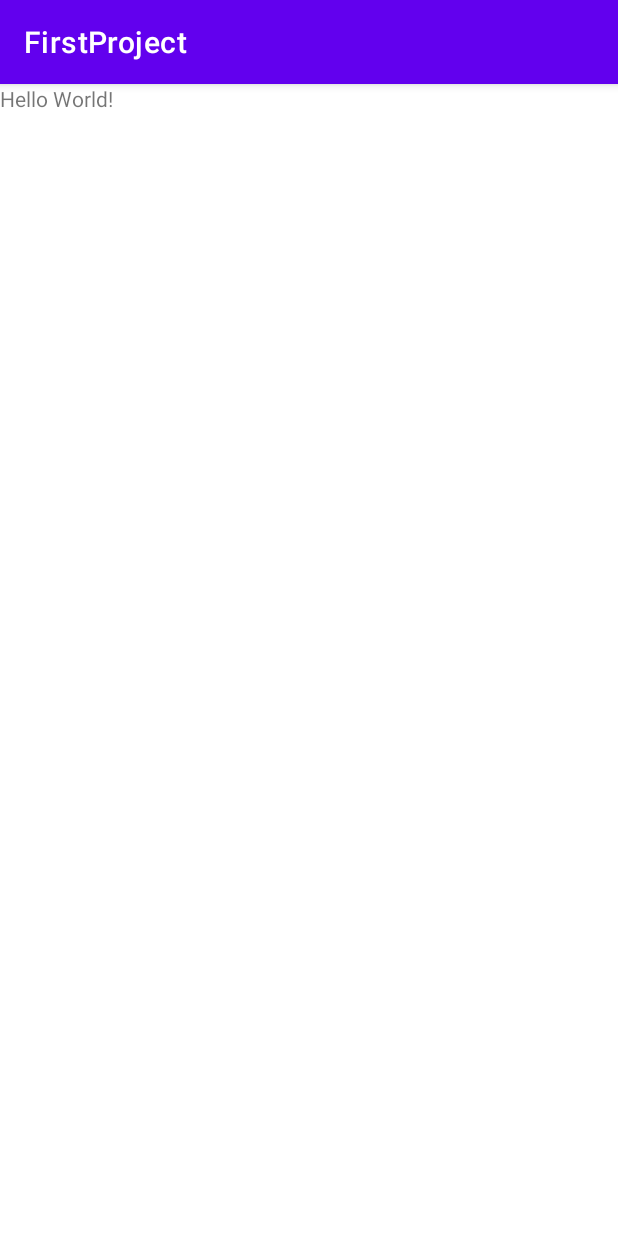
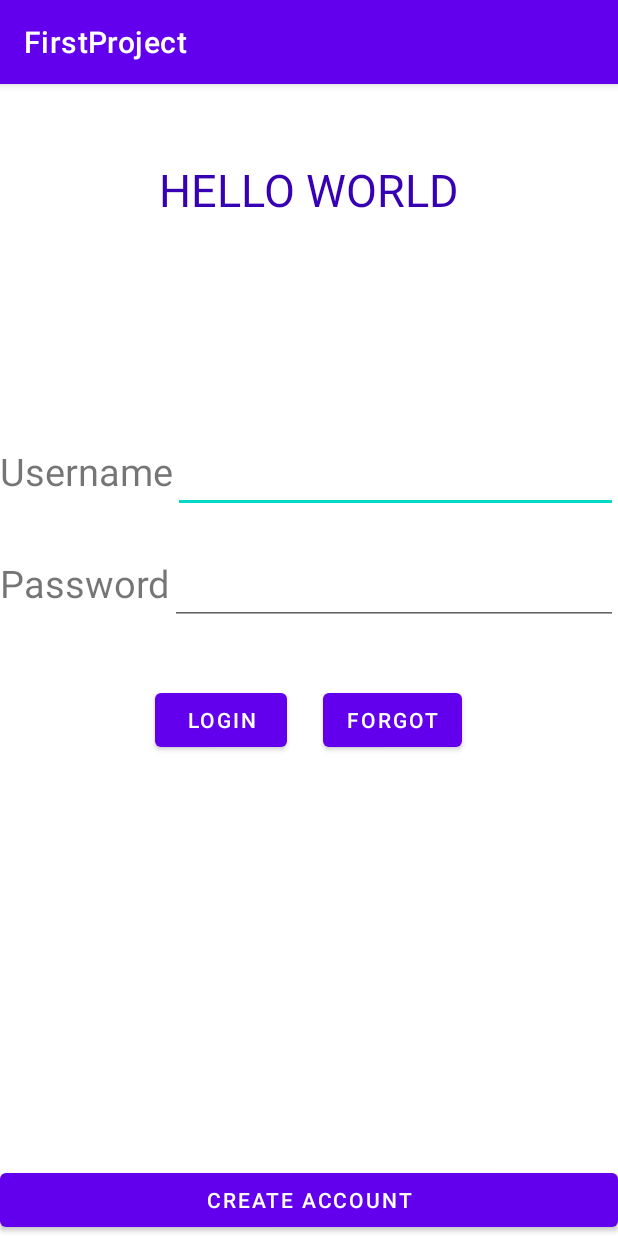
Before and after one commit to JKlenin357/first-project, an Android app: the screen it shows after launch (MainActivity), on a phone screen of 412 x 824 dp. Run offline under Robolectric (Android 15) with nearby library versions, the phone set to English and light mode, and no system bars.

Commit message:
login page done

```diff
--- a/app/src/main/res/layout/activity_main.xml
+++ b/app/src/main/res/layout/activity_main.xml
@@ -1,5 +1,6 @@
 <?xml version="1.0" encoding="utf-8"?>
-<RelativeLayout xmlns:android="http://schemas.android.com/apk/res/android"
+<RelativeLayout
+    xmlns:android="http://schemas.android.com/apk/res/android"
     xmlns:app="http://schemas.android.com/apk/res-auto"
     xmlns:tools="http://schemas.android.com/tools"
     android:layout_width="match_parent"
@@ -7,13 +8,72 @@
     tools:context=".MainActivity">
 
     <TextView
-
+        android:id="@+id/heading"
         android:layout_width="wrap_content"
         android:layout_height="wrap_content"
-        android:text="Hello World!"
-        app:layout_constraintBottom_toBottomOf="parent"
-        app:layout_constraintEnd_toEndOf="parent"
-        app:layout_constraintStart_toStartOf="parent"
-        app:layout_constraintTop_toTopOf="parent" />
+        android:text="HELLO WORLD"
+        android:layout_centerHorizontal="true"
+        android:layout_marginTop="50dp"
+        android:textSize="30sp"
+        android:textColor="@color/purple_700"/>
+    <TextView
+        android:id="@+id/Username_tv"
+        android:layout_width="wrap_content"
+        android:layout_height="wrap_content"
+        android:text="Username"
+        android:textSize="25sp"
+        android:layout_below="@id/heading"
+        android:layout_marginTop="150dp"/>
+    <EditText
+        android:id="@+id/Username_et"
+        android:layout_width="match_parent"
+        android:layout_height="wrap_content"
+        android:inputType="text"
+        android:textSize="25sp"
+        android:layout_toRightOf="@id/Username_tv"
+        android:layout_below="@id/heading"
+        android:layout_marginTop="150dp"
+        android:layout_alignBaseline="@id/Username_tv"/>
+    <TextView
+        android:id="@+id/Password_tv"
+        android:layout_width="wrap_content"
+        android:layout_height="wrap_content"
+        android:text="Password"
+        android:textSize="25sp"
+        android:layout_below="@id/Username_tv"
+        android:layout_marginTop="40dp"/>
+    <EditText
+        android:id="@+id/Password_et"
+        android:layout_width="match_parent"
+        android:layout_height="wrap_content"
+        android:inputType="text"
+        android:textSize="25sp"
+        android:layout_toRightOf="@id/Password_tv"
+        android:layout_below="@id/Username_tv"
+        android:layout_marginTop="40dp"
+        android:layout_alignBaseline="@id/Password_tv"/>
+    <LinearLayout
+        android:layout_width="match_parent"
+        android:layout_height="wrap_content"
+        android:layout_below="@id/Password_tv"
+        android:layout_marginTop="50sp"
+        android:gravity="center">
+
+        <Button
+            android:layout_width="wrap_content"
+            android:layout_height="wrap_content"
+            android:text="login"
+            android:layout_marginRight="24dp"/>
+        <Button
+            android:layout_width="wrap_content"
+            android:layout_height="wrap_content"
+            android:text="forgot"/>
+
+    </LinearLayout>
+    <Button
+        android:layout_width="match_parent"
+        android:layout_height="wrap_content"
+        android:text="Create Account"
+        android:layout_alignParentBottom="true"/>.
 
 </RelativeLayout>
```
